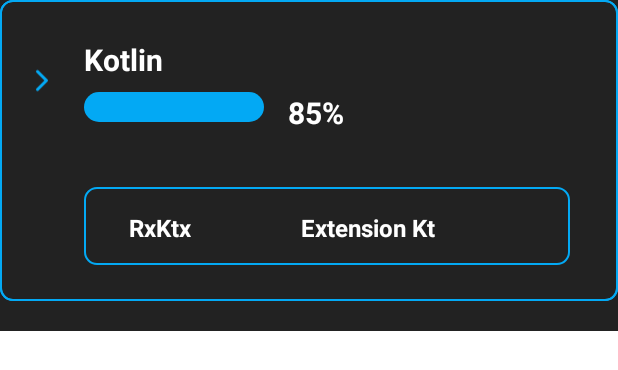
After one commit to juanchosandox90/SandovalPortfolio, an Android app: the layout item_list.xml on its own in the app's theme, with its tools: preview values and no code run, on a phone screen of 412 x 824 dp. The commit adds this screen. Shown: the top 370 px of the screen. Run offline under Robolectric (Android 15) with nearby library versions, the phone set to English and light mode, and no system bars; Roboto replaces fonts that are not available here.

Commit message:
feature_dev0.0.1/005_skillsFragment  - Skills with Animations  - Skills Adapter  - Motion Layout for skills boxes animation

```diff
--- /dev/null
+++ b/app/src/main/res/drawable/ic_chevron_right.xml
@@ -0,0 +1,12 @@
+<vector xmlns:android="http://schemas.android.com/apk/res/android"
+    android:width="24dp"
+    android:height="24dp"
+    android:viewportWidth="24"
+    android:viewportHeight="24">
+    <path
+        android:pathData="M9,18l6,-6l-6,-6"
+        android:strokeLineJoin="round"
+        android:strokeWidth="2"
+        android:strokeColor="#000"
+        android:strokeLineCap="round"/>
+</vector>
--- /dev/null
+++ b/app/src/main/res/drawable/ic_pill.xml
@@ -0,0 +1,12 @@
+<?xml version="1.0" encoding="UTF-8"?>
+<layer-list xmlns:android="http://schemas.android.com/apk/res/android">
+    <item>
+        <shape
+            android:shape="rectangle">
+            <corners
+                android:radius="64dp"/>
+            <solid
+                android:color="#000"/>
+        </shape>
+    </item>
+</layer-list>
--- /dev/null
+++ b/app/src/main/res/layout/item_list.xml
@@ -0,0 +1,158 @@
+<?xml version="1.0" encoding="utf-8"?><!--
+FrameLayout is used as top level layout because when the CardView is getting
+animated, it needs to stay centered. Otherwise we need to animate x and y values
+too. layout_gravity="center_horizontal" is a lot simpler.
+-->
+<FrameLayout xmlns:android="http://schemas.android.com/apk/res/android"
+    xmlns:app="http://schemas.android.com/apk/res-auto"
+    xmlns:tools="http://schemas.android.com/tools"
+    android:id="@+id/root_layout"
+    android:layout_width="match_parent"
+    android:layout_height="wrap_content"
+    android:background="@color/darkBg">
+
+    <androidx.cardview.widget.CardView
+        android:layout_width="wrap_content"
+        android:layout_height="wrap_content"
+        android:layout_gravity="center_horizontal"
+        android:layout_marginBottom="20dp"
+        android:orientation="vertical"
+        app:cardBackgroundColor="@color/darkBg"
+        app:cardCornerRadius="6dp"
+        app:cardElevation="0dp"
+        app:cardMaxElevation="0dp"
+        tools:layout_marginLeft="20dp"
+        tools:layout_marginRight="20dp">
+
+        <FrameLayout
+            android:id="@+id/card_container"
+            android:layout_width="match_parent"
+            android:layout_height="match_parent"
+            android:background="@drawable/bt_shape_3">
+
+            <!--
+            scale_container is used to scale down the item when the scale down
+            animation happens. card_container re-sizes height and width while
+            scale_container scales the inside views to make it look natural
+            -->
+
+            <RelativeLayout
+                android:id="@+id/scale_container"
+                android:layout_width="match_parent"
+                android:layout_height="match_parent"
+                android:background="@drawable/bt_shape_3"
+                android:paddingLeft="@dimen/list_item_horizontal_padding"
+                android:paddingTop="@dimen/list_item_vertical_padding"
+                android:paddingRight="@dimen/list_item_horizontal_padding"
+                android:paddingBottom="@dimen/list_item_vertical_padding"
+                android:transformPivotX="0dp">
+
+                <ImageView
+                    android:id="@+id/chevron"
+                    android:layout_width="wrap_content"
+                    android:layout_height="wrap_content"
+                    android:layout_alignTop="@+id/title"
+                    android:layout_alignBottom="@+id/subtitle1"
+                    android:layout_marginEnd="16dp"
+                    android:tint="@color/colorPrimary"
+                    app:srcCompat="@drawable/ic_chevron_right" />
+
+                <TextView
+                    android:id="@+id/title"
+                    android:layout_width="wrap_content"
+                    android:layout_height="wrap_content"
+                    android:layout_marginTop="2dp"
+                    android:layout_marginEnd="16dp"
+                    android:layout_toEndOf="@id/chevron"
+                    android:text="Kotlin"
+                    android:textColor="@android:color/white"
+                    android:textSize="20sp"
+                    android:textStyle="bold"
+                    tools:text="Kotlin" />
+
+                <View
+                    android:id="@+id/subtitle1"
+                    android:layout_width="120dp"
+                    android:layout_height="20dp"
+                    android:layout_below="@id/title"
+                    android:layout_marginTop="8dp"
+                    android:layout_toEndOf="@id/chevron"
+                    android:background="@drawable/ic_pill"
+                    android:backgroundTint="@color/colorPrimary" />
+
+                <TextView
+                    android:id="@+id/subtitle2"
+                    android:layout_width="85dp"
+                    android:layout_height="wrap_content"
+                    android:layout_below="@id/title"
+                    android:layout_marginStart="16dp"
+                    android:layout_marginTop="8dp"
+                    android:layout_marginEnd="16dp"
+                    android:layout_toEndOf="@id/subtitle1"
+                    android:text="85%"
+                    android:textColor="@android:color/white"
+                    android:textSize="20sp"
+                    android:textStyle="bold"
+                    tools:text="85%" />
+
+                <LinearLayout
+                    android:id="@+id/expand_view"
+                    android:layout_width="match_parent"
+                    android:layout_height="wrap_content"
+                    android:layout_below="@id/subtitle2"
+                    android:layout_alignStart="@id/title"
+                    android:layout_marginTop="36dp"
+                    android:layout_marginEnd="16dp"
+                    android:background="@drawable/bt_shape_3"
+                    android:orientation="vertical"
+                    android:visibility="visible"
+                    tools:visibility="visible">
+
+                    <LinearLayout
+                        android:layout_width="match_parent"
+                        android:layout_height="wrap_content"
+                        android:orientation="horizontal"
+                        android:padding="14dp">
+
+                        <TextView
+                            android:id="@+id/subtitleskill"
+                            android:layout_width="0dp"
+                            android:layout_height="wrap_content"
+                            android:layout_marginStart="16dp"
+                            android:layout_marginTop="2dp"
+                            android:layout_marginEnd="16dp"
+                            android:layout_weight="1"
+                            android:text="RxKtx"
+                            android:textColor="@android:color/white"
+                            android:textSize="16sp"
+                            android:textStyle="bold"
+                            android:transformPivotX="0dp"
+                            tools:text="RxKtx" />
+
+
+                        <TextView
+                            android:id="@+id/subtitleskill2"
+                            android:layout_width="0dp"
+                            android:layout_height="wrap_content"
+                            android:layout_marginTop="2dp"
+                            android:layout_marginEnd="16dp"
+                            android:layout_weight="1.5"
+                            android:text="Extension Kt"
+                            android:textColor="@android:color/white"
+                            android:textSize="16sp"
+                            android:textStyle="bold" />
+                    </LinearLayout>
+
+                </LinearLayout>
+            </RelativeLayout>
+
+            <View
+                android:id="@+id/list_item_fg"
+                android:layout_width="match_parent"
+                android:layout_height="match_parent"
+                android:alpha="0"
+                android:visibility="visible"
+                tools:visibility="gone" />
+        </FrameLayout>
+    </androidx.cardview.widget.CardView>
+</FrameLayout>
--- a/app/src/main/res/values/colors.xml
+++ b/app/src/main/res/values/colors.xml
@@ -14,4 +14,9 @@
     <color name="darkBg">#222222</color>
     <color name="dimGrey">#696969</color>
     <color name="blackAlpha">#70000000</color>
+    <color name="list_item_bg_collapsed">#E2FAFF</color>
+    <color name="list_item_bg_expanded">@android:color/white</color>
+    <color name="list_item_fg">#aa7CDDE7</color>
+    <color name="title_color">#84D6DE</color>
+    <color name="subtitle_color">#B0E7EF</color>
 </resources>
--- /dev/null
+++ b/app/src/main/res/values/dimens.xml
@@ -0,0 +1,5 @@
+<?xml version="1.0" encoding="utf-8"?>
+<resources>
+    <dimen name="list_item_vertical_padding">24dp</dimen>
+    <dimen name="list_item_horizontal_padding">16dp</dimen>
+</resources>
```
Also changed, not shown: app/build.gradle (+6 -2 lines), app/src/main/java/com/juansandoval/sandovalportfolio/data/Skills.kt (added, +20 -0 lines), app/src/main/java/com/juansandoval/sandovalportfolio/ui/adapters/MainListAdapter.kt (added, +209 -0 lines), app/src/main/java/com/juansandoval/sandovalportfolio/ui/fragments/SkillsFragment.kt (+17 -0 lines), app/src/main/java/com/juansandoval/sandovalportfolio/utils/Extensions.kt (added, +43 -0 lines), app/src/main/java/com/juansandoval/sandovalportfolio/utils/Kotterknife.kt (added, +232 -0 lines), app/src/main/res/layout/fragment_skills.xml (+7 -3 lines).
